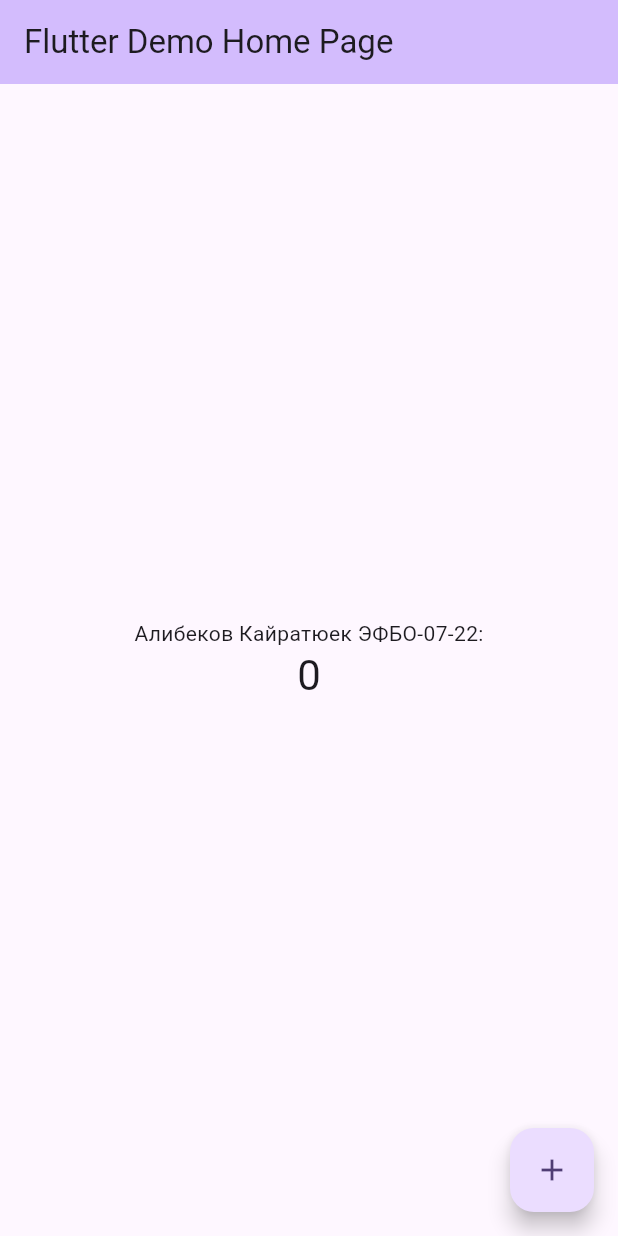
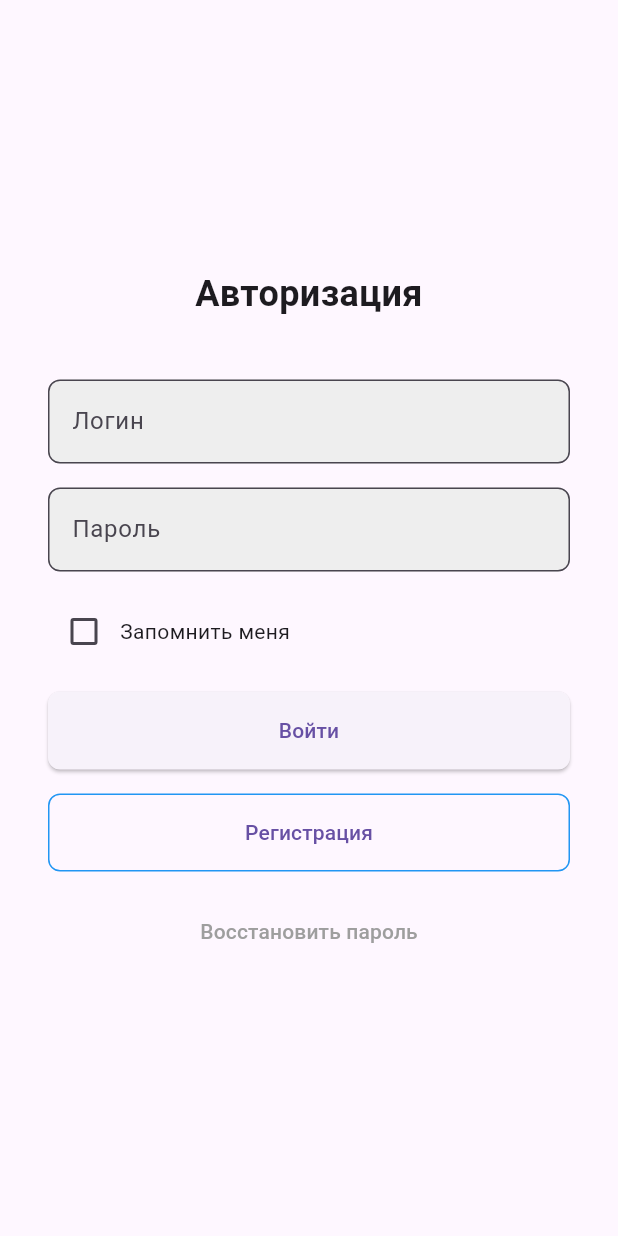
Before and after one commit to Suva0303/PKS_1, a Flutter app: the screen it shows after launch, on a phone screen of 412 x 824 dp. Run offline on Flutter 3.47's test engine with Material 3 defaults, Android fonts, the phone set to English and light mode, and no system bars.

Commit message:
Update main.dart

```diff
--- a/lib/main.dart
+++ b/lib/main.dart
@@ -7,119 +7,126 @@ void main() {
 class MyApp extends StatelessWidget {
   const MyApp({super.key});
 
-  // This widget is the root of your application.
   @override
   Widget build(BuildContext context) {
-    return MaterialApp(
-      title: 'Flutter Demo',
-      theme: ThemeData(
-        // This is the theme of your application.
-        //
-        // TRY THIS: Try running your application with "flutter run". You'll see
-        // the application has a purple toolbar. Then, without quitting the app,
-        // try changing the seedColor in the colorScheme below to Colors.green
-        // and then invoke "hot reload" (save your changes or press the "hot
-        // reload" button in a Flutter-supported IDE, or press "r" if you used
-        // the command line to start the app).
-        //
-        // Notice that the counter didn't reset back to zero; the application
-        // state is not lost during the reload. To reset the state, use hot
-        // restart instead.
-        //
-        // This works for code too, not just values: Most code changes can be
-        // tested with just a hot reload.
-        colorScheme: ColorScheme.fromSeed(seedColor: Colors.deepPurple),
-        useMaterial3: true,
-      ),
-      home: const MyHomePage(title: 'Flutter Demo Home Page'),
+    return const MaterialApp(
+      debugShowCheckedModeBanner: false,
+      home: LoginPage(),
     );
   }
 }
 
-class MyHomePage extends StatefulWidget {
-  const MyHomePage({super.key, required this.title});
-
-  // This widget is the home page of your application. It is stateful, meaning
-  // that it has a State object (defined below) that contains fields that affect
-  // how it looks.
-
-  // This class is the configuration for the state. It holds the values (in this
-  // case the title) provided by the parent (in this case the App widget) and
-  // used by the build method of the State. Fields in a Widget subclass are
-  // always marked "final".
-
-  final String title;
+class LoginPage extends StatefulWidget {
+  const LoginPage({super.key});
 
   @override
-  State<MyHomePage> createState() => _MyHomePageState();
+  _LoginPageState createState() => _LoginPageState();
 }
 
-class _MyHomePageState extends State<MyHomePage> {
-  int _counter = 0;
-
-  void _incrementCounter() {
-    setState(() {
-      // This call to setState tells the Flutter framework that something has
-      // changed in this State, which causes it to rerun the build method below
-      // so that the display can reflect the updated values. If we changed
-      // _counter without calling setState(), then the build method would not be
-      // called again, and so nothing would appear to happen.
-      _counter++;
-    });
-  }
+class _LoginPageState extends State<LoginPage> {
+  bool rememberMe = false;
 
   @override
   Widget build(BuildContext context) {
-    // This method is rerun every time setState is called, for instance as done
-    // by the _incrementCounter method above.
-    //
-    // The Flutter framework has been optimized to make rerunning build methods
-    // fast, so that you can just rebuild anything that needs updating rather
-    // than having to individually change instances of widgets.
     return Scaffold(
-      appBar: AppBar(
-        // TRY THIS: Try changing the color here to a specific color (to
-        // Colors.amber, perhaps?) and trigger a hot reload to see the AppBar
-        // change color while the other colors stay the same.
-        backgroundColor: Theme.of(context).colorScheme.inversePrimary,
-        // Here we take the value from the MyHomePage object that was created by
-        // the App.build method, and use it to set our appbar title.
-        title: Text(widget.title),
-      ),
       body: Center(
-        // Center is a layout widget. It takes a single child and positions it
-        // in the middle of the parent.
-        child: Column(
-          // Column is also a layout widget. It takes a list of children and
-          // arranges them vertically. By default, it sizes itself to fit its
-          // children horizontally, and tries to be as tall as its parent.
-          //
-          // Column has various properties to control how it sizes itself and
-          // how it positions its children. Here we use mainAxisAlignment to
-          // center the children vertically; the main axis here is the vertical
-          // axis because Columns are vertical (the cross axis would be
-          // horizontal).
-          //
-          // TRY THIS: Invoke "debug painting" (choose the "Toggle Debug Paint"
-          // action in the IDE, or press "p" in the console), to see the
-          // wireframe for each widget.
-          mainAxisAlignment: MainAxisAlignment.center,
-          children: <Widget>[
-            const Text(
-              'Алибеков Кайратюек ЭФБО-07-22:',
-            ),
-            Text(
-              '$_counter',
-              style: Theme.of(context).textTheme.headlineMedium,
-            ),
-          ],
+        child: SingleChildScrollView(
+          padding: const EdgeInsets.symmetric(horizontal: 32.0),
+          child: Column(
+            crossAxisAlignment: CrossAxisAlignment.stretch,
+            children: [
+              const Text(
+                'Авторизация',
+                style: TextStyle(
+                  fontSize: 24.0,
+                  fontWeight: FontWeight.bold,
+                ),
+                textAlign: TextAlign.center,
+              ),
+              const SizedBox(height: 40.0),
+
+              TextField(
+                decoration: InputDecoration(
+                  labelText: 'Логин',
+                  border: OutlineInputBorder(
+                    borderRadius: BorderRadius.circular(8.0),
+                  ),
+                  filled: true,
+                  fillColor: Colors.grey[200],
+                ),
+              ),
+              const SizedBox(height: 16.0),
+
+              TextField(
+                obscureText: true,
+                decoration: InputDecoration(
+                  labelText: 'Пароль',
+                  border: OutlineInputBorder(
+                    borderRadius: BorderRadius.circular(8.0),
+                  ),
+                  filled: true,
+                  fillColor: Colors.grey[200],
+                ),
+              ),
+              const SizedBox(height: 16.0),
+
+              Row(
+                children: [
+                  Checkbox(
+                    value: rememberMe,
+                    onChanged: (bool? value) {
+                      setState(() {
+                        rememberMe = value ?? false;
+                      });
+                    },
+                  ),
+                  const Text('Запомнить меня'),
+                ],
+              ),
+              const SizedBox(height: 16.0),
+
+              ElevatedButton(
+                onPressed: () {
+                  print('Войти нажато');
+                },
+                style: ElevatedButton.styleFrom(
+                  padding: const EdgeInsets.symmetric(vertical: 16.0),
+                  shape: RoundedRectangleBorder(
+                    borderRadius: BorderRadius.circular(8.0),
+                  ),
+                ),
+                child: Text('Войти'),
+              ),
+              const SizedBox(height: 16.0),
+
+              OutlinedButton(
+                onPressed: () {
+                  print('Регистрация нажата');
+                },
+                style: OutlinedButton.styleFrom(
+                  padding: const EdgeInsets.symmetric(vertical: 16.0),
+                  shape: RoundedRectangleBorder(
+                    borderRadius: BorderRadius.circular(8.0),
+                  ),
+                  side: const BorderSide(color: Colors.blue),
+                ),
+                child: Text('Регистрация'),
+              ),
+              const SizedBox(height: 16.0),
+
+              TextButton(
+                onPressed: () {
+                  print('Восстановить пароль нажато');
+                },
+                child: const Text(
+                  'Восстановить пароль',
+                  style: TextStyle(color: Colors.grey),
+                ),
+              ),
+            ],
+          ),
         ),
       ),
-      floatingActionButton: FloatingActionButton(
-        onPressed: _incrementCounter,
-        tooltip: 'Increment',
-        child: const Icon(Icons.add),
-      ), // This trailing comma makes auto-formatting nicer for build methods.
     );
   }
 }
```
